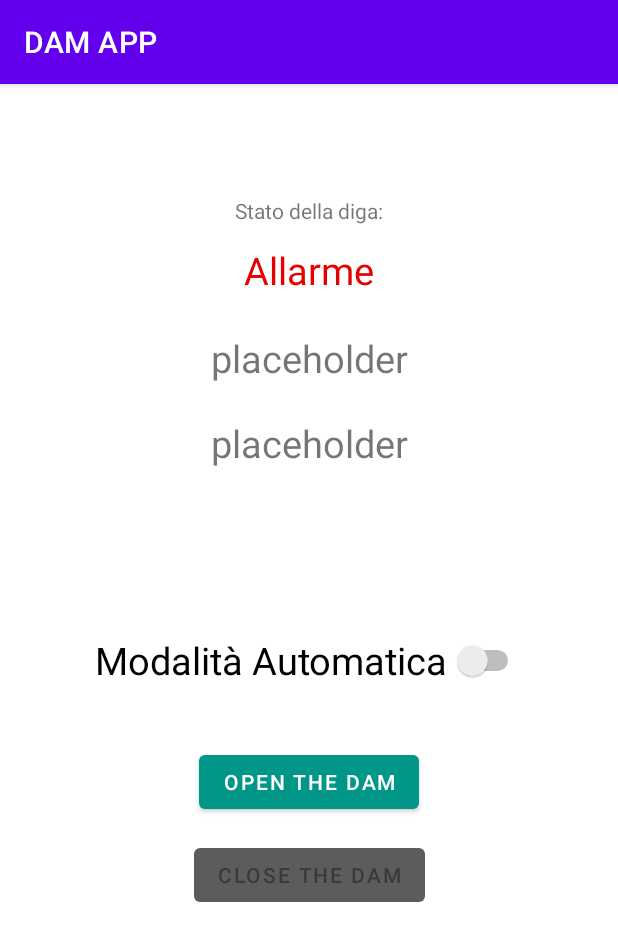
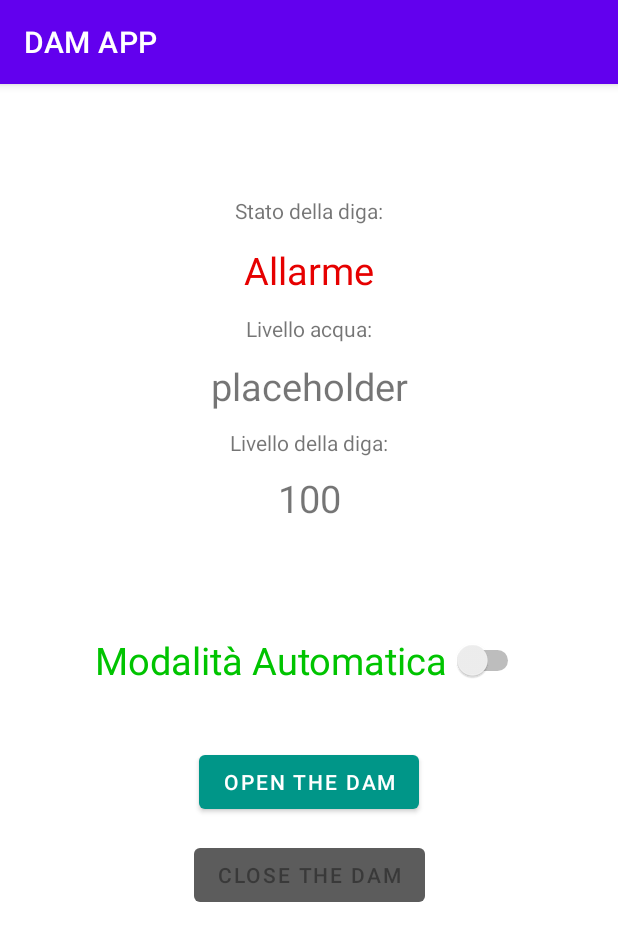
Before and after one commit to w-disaster/seiot-assignments-2020, an Android app: the screen it shows after launch (MainActivity), after a tap on "CLOSE THE DAM", on a phone screen of 412 x 824 dp. Shown: the top 941 px of the screen. Run offline under Robolectric (Android 15) with nearby library versions, the phone set to English and light mode, and no system bars; 3 statements that could not run were skipped; 1 other tap on this screen came first.

Commit message:
better UI set up , added formatter from Map to JSON to String for messages

```diff
--- a/smart_dam/src/dam_mobileapp/app/src/main/java/com/dm/dam_mobile/MainActivity.java
+++ b/smart_dam/src/dam_mobileapp/app/src/main/java/com/dm/dam_mobile/MainActivity.java
@@ -1,9 +1,11 @@
 package com.dm.dam_mobile;
 
 import androidx.annotation.Nullable;
+import androidx.annotation.RequiresApi;
 import androidx.appcompat.app.AppCompatActivity;
 
 import android.graphics.Color;
+import android.os.Build;
 import android.os.Bundle;
 import android.view.View;
 import android.widget.Button;
@@ -13,6 +15,14 @@ import android.widget.TextView;
 import android.bluetooth.BluetoothAdapter;
 
 import android.content.Intent;
+
+import org.json.JSONException;
+import org.json.JSONObject;
+
+import java.util.List;
+import java.util.Map;
+import java.util.Objects;
+
 import btlib.BluetoothChannel;
 import btlib.utils.C;
 
@@ -24,6 +34,7 @@ public class MainActivity extends AppCompatActivity {
     private static final int DAM_STEP = 20;
     private static final String BTN_DISABLED = "#5c5c5c";
     private static final String BTN_ENABLED = "#009688";
+    private static final String WATER_COLOR = "#0080ff";
 
     private int damLevel;
     private int waterLevel;
@@ -64,40 +75,9 @@ public class MainActivity extends AppCompatActivity {
 
         this.context = ControlMode.AUTOMATIC;
 
-        //context set up
-        this.contextSwicth = (Switch)findViewById(R.id.contextSwitch);
+        initUI();
+        updateUI();
 
-        //buttons SetUp
-        this.btnClose = (Button)findViewById(R.id.buttonClose);
-        this.btnOpen = (Button)findViewById(R.id.buttonOpen);
-
-        if(this.damLevel == DAM_LEVEL_MIN){
-            disableButton(this.btnOpen);
-        }
-
-        if(this.damLevel == DAM_LEVEL_MAX){
-            disableButton(this.btnClose);
-        }
-
-        // labels
-        this.damLevelLabel = (TextView)findViewById(R.id.levelLabel);
-        this.waterLevelLabel = (TextView)findViewById(R.id.waterLabel);
-
-        // show state
-        this.stateView = (TextView)findViewById(R.id.state);
-        this.stateView.setText(this.damState.toString());
-        this.stateView.setTextColor(Color.parseColor(this.damState.getColor()));
-
-        //hide all until its sent by DS
-        this.waterLevelView.setVisibility(View.GONE);
-        this.damLevelView.setVisibility(View.GONE);
-
-        this.waterLevelLabel.setVisibility(View.GONE);
-        this.damLevelLabel.setVisibility(View.GONE);
-
-        this.btnClose.setVisibility(View.GONE);
-        this.btnOpen.setVisibility(View.GONE);
-        this.contextSwicth.setVisibility(View.GONE);
     }
 
     @Override
@@ -106,51 +86,7 @@ public class MainActivity extends AppCompatActivity {
         //later the dam state will be received by DS
         this.damState = DamState.ALARM;
 
-        //Normal State and over
-        this.stateView.setText(this.damState.toString());
-        this.stateView.setTextColor(Color.parseColor(this.damState.getColor()));
-
-        // hide in case of refresh
-        this.waterLevelView.setVisibility(View.GONE);
-        this.damLevelView.setVisibility(View.GONE);
-        this.btnClose.setVisibility(View.GONE);
-        this.btnOpen.setVisibility(View.GONE);
-        this.contextSwicth.setVisibility(View.GONE);
-
-        // Pre Alarm and over
-        if(this.damState.getAlertLevel() > DamState.NORMAL.getAlertLevel()){
-
-            this.waterLevelView.setVisibility(View.VISIBLE);
-
-            //hide in case of refresh
-            this.damLevelView.setVisibility(View.GONE);
-            this.btnClose.setVisibility(View.GONE);
-            this.btnOpen.setVisibility(View.GONE);
-            this.contextSwicth.setVisibility(View.GONE);
-
-            // Alarm and over
-            if(this.damState.getAlertLevel() > DamState.PRE_ALARM.getAlertLevel()){
-                this.damLevelView.setVisibility(View.VISIBLE);
-
-                this.contextSwicth.setVisibility(View.VISIBLE);
-                this.btnClose.setVisibility(View.VISIBLE);
-                this.btnOpen.setVisibility(View.VISIBLE);
-
-                if(context.getCode() > 0){
-                    if(this.damLevel == DAM_LEVEL_MIN){
-                        disableButton(this.btnOpen);
-                    }
-
-                    if(this.damLevel == DAM_LEVEL_MAX){
-                        disableButton(this.btnClose);
-                    }
-                }else{
-                    disableButton(this.btnOpen);
-                    disableButton(this.btnClose);
-                }
-            }
-
-        }
+        updateUI();
     }
 
     @Override
@@ -164,14 +100,28 @@ public class MainActivity extends AppCompatActivity {
         this.btChannel.close();
     }
 
+    /**
+     * Opens the dam by decreasing the dam level by DAM_STEP
+     * @param view
+     */
+    @RequiresApi(api = Build.VERSION_CODES.R)
     public void openDam(View view) {
         moveDam(-1);
     }
 
+    /**
+     * Close the dam by raising the dam level by DAM_STEP
+     * @param view
+     */
+    @RequiresApi(api = Build.VERSION_CODES.R)
     public void closeDam(View view){
         moveDam(1);
     }
 
+    /**
+     * Changes the control mode from MANUAL to AUTOMATIC and vice versa
+     * @param view
+     */
     public void switchControlMode(View view){
         //TODO: send request to DS to context witch
 
@@ -194,17 +144,105 @@ public class MainActivity extends AppCompatActivity {
         this.contextSwicth.setText(this.context.toString());
     }
 
-    private void moveDam(final int verse){
+    /**
+     * Initialize UI getting components
+     */
+    private void initUI(){
+        //context set up
+        this.contextSwicth = (Switch)findViewById(R.id.contextSwitch);
+
+        //buttons SetUp
+        this.btnClose = (Button)findViewById(R.id.buttonClose);
+        this.btnOpen = (Button)findViewById(R.id.buttonOpen);
+
+        // labels
+        this.damLevelLabel = (TextView)findViewById(R.id.levelLabel);
+        this.waterLevelLabel = (TextView)findViewById(R.id.waterLabel);
+
+        // state
+        this.stateView = (TextView)findViewById(R.id.state);
+
+        // water
+        this.waterLevelView = (TextView)findViewById(R.id.water);
+        this.stateView.setTextColor(Color.parseColor(WATER_COLOR));
+
+        // dam level
+        this.damLevelView = (TextView)findViewById(R.id.level);
+    }
+
+    /**
+     * Updates the UI by checking the alert level
+     */
+    private void updateUI(){
+        //Normal State and over
+        this.stateView.setText(this.damState.toString());
+        this.stateView.setTextColor(Color.parseColor(this.damState.getColor()));
+
+        // Pre Alarm and over
+        if(this.damState.getAlertLevel() > DamState.NORMAL.getAlertLevel()){
+
+            this.waterLevelView.setVisibility(View.VISIBLE);
+            this.waterLevelView.setText(this.waterLevel);
+
+            // Alarm and over
+            if(this.damState.getAlertLevel() > DamState.PRE_ALARM.getAlertLevel()){
+
+                this.damLevelView.setVisibility(View.VISIBLE);
+                this.contextSwicth.setVisibility(View.VISIBLE);
+                this.btnClose.setVisibility(View.VISIBLE);
+                this.btnOpen.setVisibility(View.VISIBLE);
+
+                this.damLevelView.setText(this.damLevel);
+                this.contextSwicth.setText(this.context.toString());
+                this.contextSwicth.setTextColor(Color.parseColor(this.context.getColor()));
+
+                if(context.getCode() > 0){
+                    if(this.damLevel == DAM_LEVEL_MIN){
+                        disableButton(this.btnOpen);
+                    }
+
+                    if(this.damLevel == DAM_LEVEL_MAX){
+                        disableButton(this.btnClose);
+                    }
+                }else{
+                    disableButton(this.btnOpen);
+                    disableButton(this.btnClose);
+                }
+            }else{
+                //hide the rest
+                this.damLevelView.setVisibility(View.GONE);
+                this.btnClose.setVisibility(View.GONE);
+                this.btnOpen.setVisibility(View.GONE);
+                this.contextSwicth.setVisibility(View.GONE);
+            }
+
+        }else{
+            // hide the rest
+            this.waterLevelView.setVisibility(View.GONE);
+            this.damLevelView.setVisibility(View.GONE);
+            this.btnClose.setVisibility(View.GONE);
+            this.btnOpen.setVisibility(View.GONE);
+            this.contextSwicth.setVisibility(View.GONE);
+        }
+
+    }
+
+    /**
+     * Moves the dam level in the direction of the verse by DAM_STEP
+     * @param verse
+     * The verse of the opration (1: close, -1:open).
+     */
+    @RequiresApi(api = Build.VERSION_CODES.R)
+    private void moveDam(final int verse) {
         if(!operationOutOfBounds(verse)) {
-            String message = "";
-
             // aggiorno il livello diga
             this.damLevel = this.damLevel + DAM_STEP * verse;
 
-            //TODO: make jSON and send it to move the thing
+            // accoppio i valori
+            Map<String, Object> message = Map.of("level", this.damLevel);
 
             // mando messaggio di muovere anche alla diga fisicamente
-            this.btChannel.sendMessage(message);
+            this.btChannel.sendMessage(setMessage(message));
 
             // aggiorno i bottoni
             Button pressedButton;
@@ -228,26 +266,63 @@ public class MainActivity extends AppCompatActivity {
                 enableButton(otherButton);
             }
 
-            // mando al dam service il livello
-
-            // mando per blutooth al controller
-
             //update view
             this.damLevelView.setText(String.valueOf(this.damLevel));
         }
     }
 
+    /**
+     * Checks if an operation on the dam is possible.
+     * @param verse
+     * The verse of the opration (1: close, -1:open).
+     * @return
+     * Returns True if an operation is NOT POSSIBLE.
+     */
     private Boolean operationOutOfBounds(final int verse){
         return (this.damLevel + verse > DAM_LEVEL_MAX || this.damLevel + verse < DAM_LEVEL_MIN);
     }
 
+    /**
+     * Enables a button.
+     * @param btn
+     * The button to enable.
+     */
     private void disableButton(Button btn){
         btn.setBackgroundColor(Color.parseColor(BTN_DISABLED));
         btn.setEnabled(false);
     }
 
+    /**
+     * Disables a button.
+     * @param btn
+     * The button to disable.
+     */
     private void enableButton(Button btn){
         btn.setBackgroundColor(Color.parseColor(BTN_ENABLED));
         btn.setEnabled(true);
     }
+
+    /**
+     * From Map<\String, Object> entries formats a string as a JSON.
+     * @param values
+     * The Key, Value entries to put in the JSON.
+     * @return
+     * Returns a String formatted as JSON.
+     */
+    private String setMessage(final Map<String, Object> values){
+        String message = "";
+
+        try {
+            JSONObject json = new JSONObject();
+            for(final String key : values.keySet()) {
+                json.put(key, values.get(key));
+            }
+            message = json.toString();
+        } catch (JSONException exception){
+            System.out.println("Errore nel creare il JSON");
+            exception.printStackTrace();
+        }
+
+        return message;
+    }
 }
```
